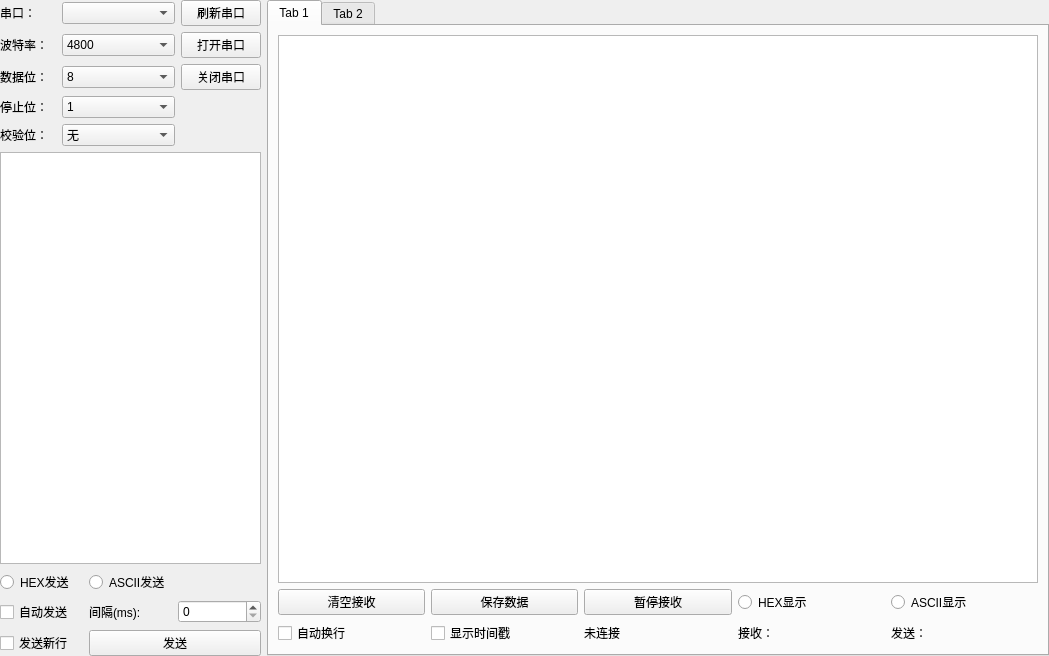
Qt form widget.ui (weierlite3204/Serial-Port-Qt) before a commit.
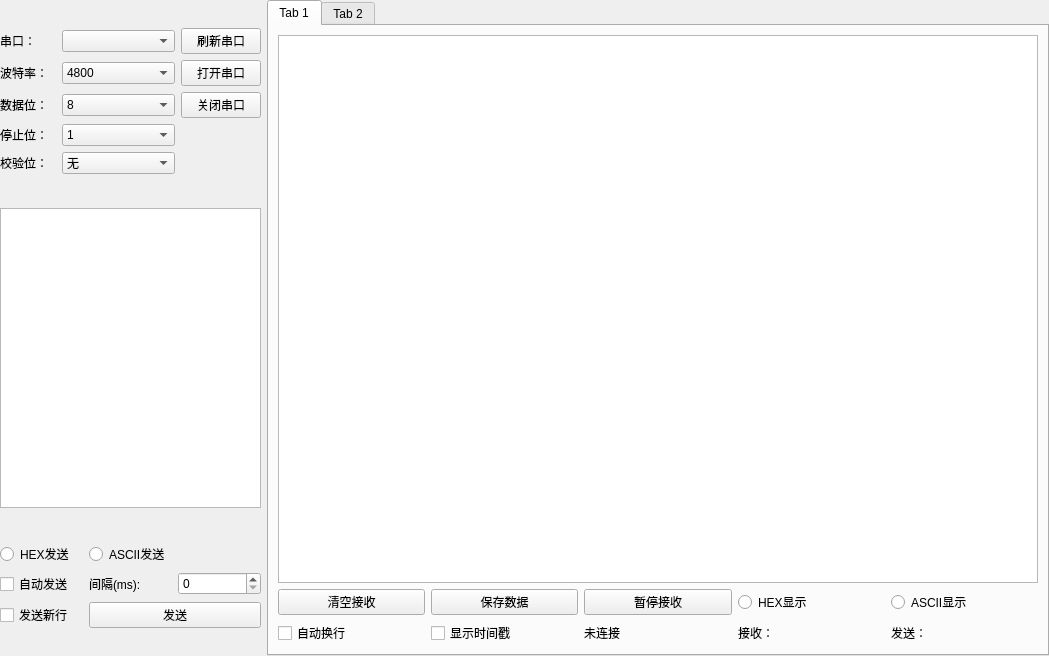
The same form after that commit.

The edit to the form file:
```diff
--- a/widget.ui
+++ b/widget.ui
@@ -27,7 +27,7 @@
     <number>0</number>
    </property>
    <item>
-    <layout class="QVBoxLayout" name="verticalLayout" stretch="1,1,1">
+    <layout class="QVBoxLayout" name="verticalLayout" stretch="2,1,2">
      <item>
       <layout class="QGridLayout" name="gridLayout" rowstretch="0,0,0,0,0" columnstretch="1,2,1">
        <item row="0" column="0">
@@ -216,7 +216,14 @@
       </layout>
      </item>
      <item>
-      <widget class="QTextEdit" name="textEditSend"/>
+      <widget class="QTextEdit" name="textEditSend">
+       <property name="maximumSize">
+        <size>
+         <width>300</width>
+         <height>300</height>
+        </size>
+       </property>
+      </widget>
      </item>
      <item>
       <layout class="QGridLayout" name="gridLayout_2" columnstretch="1,1,1">
@@ -249,7 +256,11 @@
         </widget>
        </item>
        <item row="1" column="2">
-        <widget class="QSpinBox" name="spinBoxInterval"/>
+        <widget class="QSpinBox" name="spinBoxInterval">
+         <property name="maximum">
+          <number>100000</number>
+         </property>
+        </widget>
        </item>
        <item row="2" column="0">
         <widget class="QCheckBox" name="checkSendNewLine">
```
